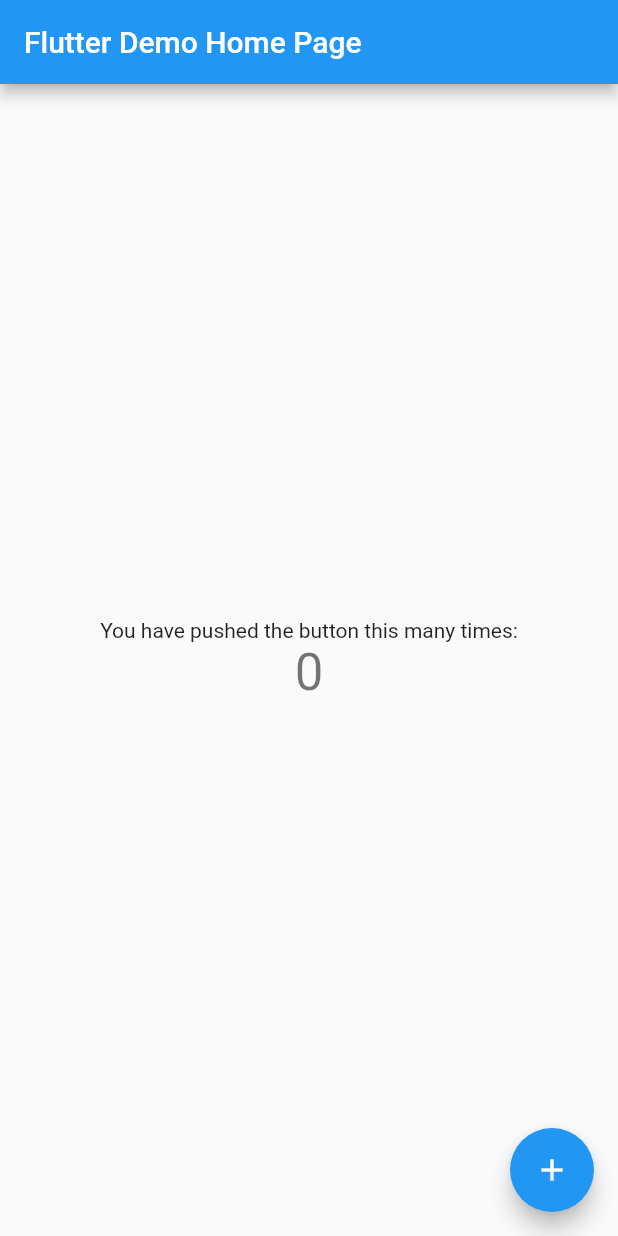
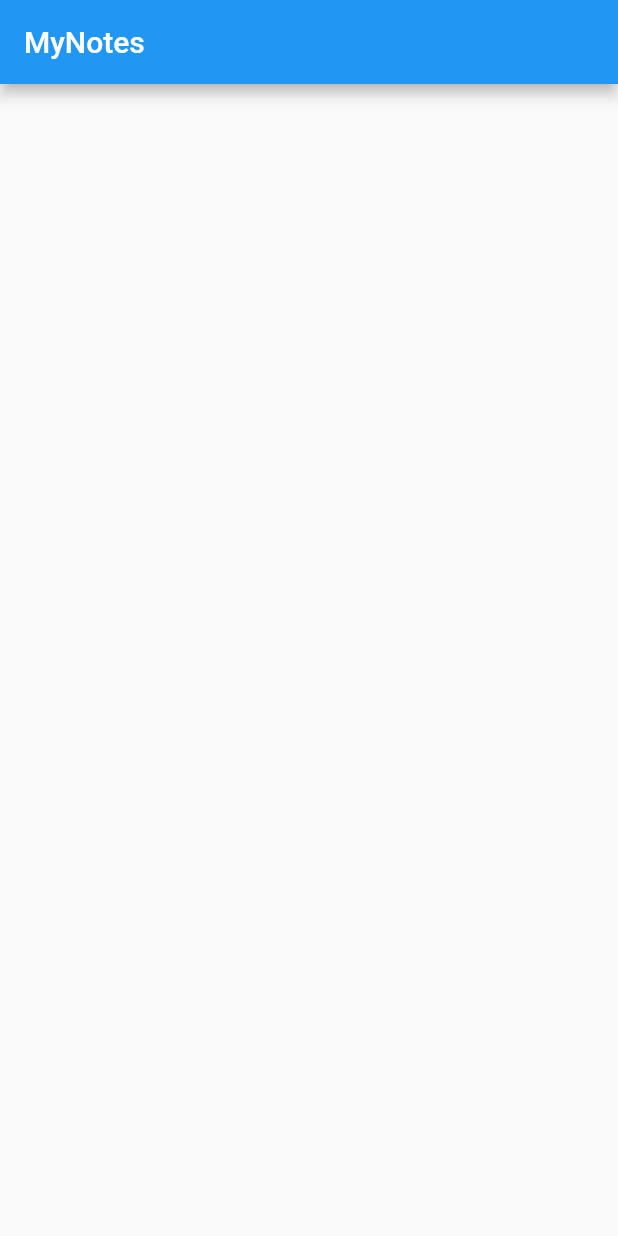
Before and after one commit to AlexeyPerov/Flutter-Notes, a Flutter app: the screen it shows after launch, on a phone screen of 412 x 824 dp. Run offline on Flutter 3.47's test engine with Material 2 defaults, Android fonts, the phone set to English and light mode, and no system bars.

Commit message:
Redundant template code removed

```diff
--- a/lib/main.dart
+++ b/lib/main.dart
@@ -5,39 +5,20 @@ void main() {
 }
 
 class MyApp extends StatelessWidget {
-  // This widget is the root of your application.
   @override
   Widget build(BuildContext context) {
     return MaterialApp(
       title: 'Flutter Demo',
       theme: ThemeData(
-        // This is the theme of your application.
-        //
-        // Try running your application with "flutter run". You'll see the
-        // application has a blue toolbar. Then, without quitting the app, try
-        // changing the primarySwatch below to Colors.green and then invoke
-        // "hot reload" (press "r" in the console where you ran "flutter run",
-        // or simply save your changes to "hot reload" in a Flutter IDE).
-        // Notice that the counter didn't reset back to zero; the application
-        // is not restarted.
         primarySwatch: Colors.blue,
       ),
-      home: MyHomePage(title: 'Flutter Demo Home Page'),
+      home: MyHomePage(title: 'MyNotes'),
     );
   }
 }
 
 class MyHomePage extends StatefulWidget {
   MyHomePage({Key key, this.title}) : super(key: key);
-
-  // This widget is the home page of your application. It is stateful, meaning
-  // that it has a State object (defined below) that contains fields that affect
-  // how it looks.
-
-  // This class is the configuration for the state. It holds the values (in this
-  // case the title) provided by the parent (in this case the App widget) and
-  // used by the build method of the State. Fields in a Widget subclass are
-  // always marked "final".
 
   final String title;
 
@@ -46,68 +27,13 @@ class MyHomePage extends StatefulWidget {
 }
 
 class _MyHomePageState extends State<MyHomePage> {
-  int _counter = 0;
-
-  void _incrementCounter() {
-    setState(() {
-      // This call to setState tells the Flutter framework that something has
-      // changed in this State, which causes it to rerun the build method below
-      // so that the display can reflect the updated values. If we changed
-      // _counter without calling setState(), then the build method would not be
-      // called again, and so nothing would appear to happen.
-      _counter++;
-    });
-  }
-
   @override
   Widget build(BuildContext context) {
-    // This method is rerun every time setState is called, for instance as done
-    // by the _incrementCounter method above.
-    //
-    // The Flutter framework has been optimized to make rerunning build methods
-    // fast, so that you can just rebuild anything that needs updating rather
-    // than having to individually change instances of widgets.
     return Scaffold(
       appBar: AppBar(
-        // Here we take the value from the MyHomePage object that was created by
-        // the App.build method, and use it to set our appbar title.
         title: Text(widget.title),
       ),
-      body: Center(
-        // Center is a layout widget. It takes a single child and positions it
-        // in the middle of the parent.
-        child: Column(
-          // Column is also a layout widget. It takes a list of children and
-          // arranges them vertically. By default, it sizes itself to fit its
-          // children horizontally, and tries to be as tall as its parent.
-          //
-          // Invoke "debug painting" (press "p" in the console, choose the
-          // "Toggle Debug Paint" action from the Flutter Inspector in Android
-          // Studio, or the "Toggle Debug Paint" command in Visual Studio Code)
-          // to see the wireframe for each widget.
-          //
-          // Column has various properties to control how it sizes itself and
-          // how it positions its children. Here we use mainAxisAlignment to
-          // center the children vertically; the main axis here is the vertical
-          // axis because Columns are vertical (the cross axis would be
-          // horizontal).
-          mainAxisAlignment: MainAxisAlignment.center,
-          children: <Widget>[
-            Text(
-              'You have pushed the button this many times:',
-            ),
-            Text(
-              '$_counter',
-              style: Theme.of(context).textTheme.headline4,
-            ),
-          ],
-        ),
-      ),
-      floatingActionButton: FloatingActionButton(
-        onPressed: _incrementCounter,
-        tooltip: 'Increment',
-        child: Icon(Icons.add),
-      ), // This trailing comma makes auto-formatting nicer for build methods.
+      body: Container(),
     );
   }
 }
```
Also changed, not shown: 1 other file.
